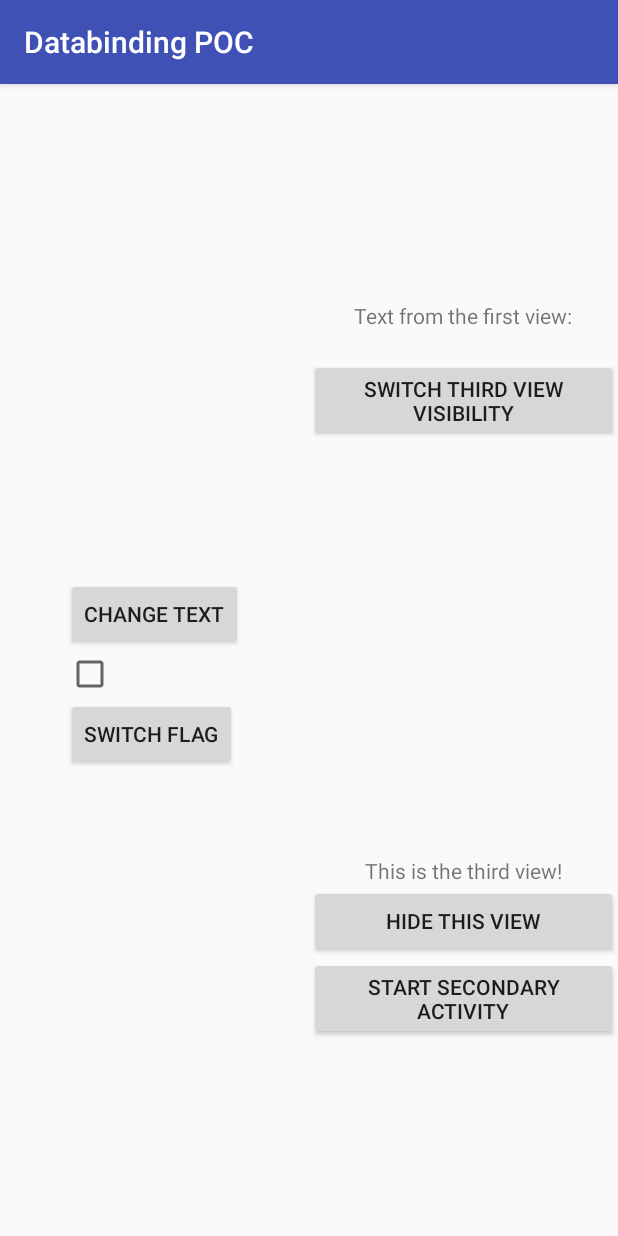
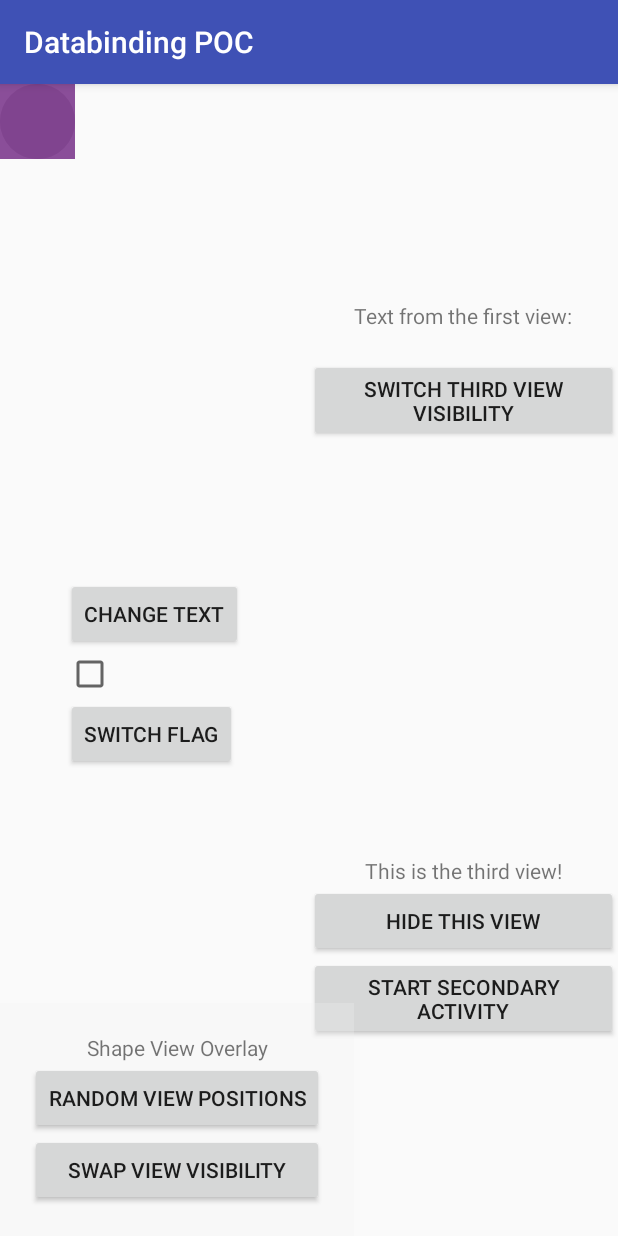
Before and after one commit to eusuntpetri/Android-Databinding-POC, an Android app: the screen it shows after launch (MainActivity), on a phone screen of 412 x 824 dp. Run offline under Robolectric (Android 15) with nearby library versions, the phone set to English and light mode, and no system bars; our stand-ins replace ButterKnife, data binding; 20 statements that could not run were skipped.

Commit message:
Added a fourth view to the main activity, demonstrating use of automatically-generated animations based on databinding.

```diff
--- a/app/build.gradle
+++ b/app/build.gradle
@@ -23,6 +23,9 @@ android {
 }
 
 dependencies {
+    compile 'com.android.support:appcompat-v7:25.1.1'
+    compile 'com.android.support:support-v13:25.1.1'
+    compile 'com.android.support:design:25.1.1'
     compile 'com.jakewharton:butterknife:7.0.0'
     compile fileTree(dir: 'libs', include: ['*.jar'])
     androidTestCompile('com.android.support.test.espresso:espresso-core:2.2.2', {
--- a/app/src/main/java/com/codegile/paul/databindingpoc/ui/BaseView.java
+++ b/app/src/main/java/com/codegile/paul/databindingpoc/ui/BaseView.java
@@ -1,11 +1,14 @@
 package com.codegile.paul.databindingpoc.ui;
 
 import android.content.Context;
+import android.databinding.OnRebindCallback;
 import android.databinding.ViewDataBinding;
+import android.support.transition.TransitionManager;
 import android.util.AttributeSet;
+import android.view.ViewGroup;
 import android.widget.FrameLayout;
 
-import com.android.databinding.library.baseAdapters.BR;
+import com.codegile.paul.databindingpoc.BR;
 
 /**
  * Created by Paul on 10-Feb-17.
@@ -21,6 +24,13 @@ public abstract class BaseView<ViewBinding extends ViewDataBinding, ViewModel, A
         super(context, attrs);
         if (isInEditMode()) return;
         this.mViewBinding = getViewBinding();
+        this.mViewBinding.addOnRebindCallback(new OnRebindCallback<ViewBinding>() {
+            @Override
+            public boolean onPreBind(ViewBinding binding) {
+                TransitionManager.beginDelayedTransition((ViewGroup) mViewBinding.getRoot());
+                return super.onPreBind(binding);
+            }
+        });
     }
 
     protected abstract ViewBinding getViewBinding();
--- a/app/src/main/java/com/codegile/paul/databindingpoc/ui/main/MainActivity.java
+++ b/app/src/main/java/com/codegile/paul/databindingpoc/ui/main/MainActivity.java
@@ -4,12 +4,14 @@ import android.content.Intent;
 import android.os.Bundle;
 import android.support.annotation.Nullable;
 import android.support.v7.app.AppCompatActivity;
+import android.util.DisplayMetrics;
 
 import com.codegile.paul.databindingpoc.R;
 import com.codegile.paul.databindingpoc.ui.main.views.first.MainActivityFirstView;
 import com.codegile.paul.databindingpoc.ui.main.views.first.MainActivityFirstViewModel;
 import com.codegile.paul.databindingpoc.ui.main.views.second.MainActivitySecondView;
 import com.codegile.paul.databindingpoc.ui.main.views.second.MainActivitySecondViewModel;
+import com.codegile.paul.databindingpoc.ui.main.views.shapes.MainActivityShapesView;
 import com.codegile.paul.databindingpoc.ui.main.views.third.MainActivityThirdView;
 import com.codegile.paul.databindingpoc.ui.main.views.third.MainActivityThirdViewModel;
 import com.codegile.paul.databindingpoc.ui.secondary.SecondaryActivity;
@@ -27,6 +29,7 @@ public class MainActivity extends AppCompatActivity implements MainContract.View
     private MainActivityFirstViewModel mFirstViewModel;
     private MainActivitySecondViewModel mSecondViewModel;
     private MainActivityThirdViewModel mThirdViewModel;
+    private MainActivityShapesViewModel mShapesViewModel;
 
     @Bind(R.id.first_view)
     MainActivityFirstView mFirstView;
@@ -34,6 +37,8 @@ public class MainActivity extends AppCompatActivity implements MainContract.View
     MainActivitySecondView mSecondView;
     @Bind(R.id.third_view)
     MainActivityThirdView mThirdView;
+    @Bind(R.id.shapes_view)
+    MainActivityShapesView mShapesView;
 
     @Override
     protected void onCreate(@Nullable Bundle savedInstanceState) {
@@ -44,8 +49,9 @@ public class MainActivity extends AppCompatActivity implements MainContract.View
 
         this.mFirstViewModel = new MainActivityFirstViewModel();
         this.mSecondViewModel = new MainActivitySecondViewModel();
-        mSecondViewModel.setFirstViewModel(mFirstViewModel);
+        this.mSecondViewModel.setFirstViewModel(mFirstViewModel);
         this.mThirdViewModel = new MainActivityThirdViewModel();
+        this.mShapesViewModel = new MainActivityShapesViewModel();
         this.mPresenter = new MainPresenter(this);
         this.mFirstView.setViewModel(mFirstViewModel);
         this.mFirstView.setActionHandler(mPresenter);
@@ -53,6 +59,8 @@ public class MainActivity extends AppCompatActivity implements MainContract.View
         this.mSecondView.setActionHandler(mPresenter);
         this.mThirdView.setViewModel(mThirdViewModel);
         this.mThirdView.setActionHandler(mPresenter);
+        this.mShapesView.setViewModel(mShapesViewModel);
+        this.mShapesView.setActionHandler(mPresenter);
     }
 
     @Override
@@ -76,6 +84,20 @@ public class MainActivity extends AppCompatActivity implements MainContract.View
     }
 
     @Override
+    public void randomizeShapePositions() {
+        DisplayMetrics displaymetrics = new DisplayMetrics();
+        getWindowManager().getDefaultDisplay().getMetrics(displaymetrics);
+        int width = displaymetrics.widthPixels - 300;
+        int height = displaymetrics.heightPixels - 300;
+        mShapesViewModel.randomizeVisibleShapePositions(width, height);
+    }
+
+    @Override
+    public void swapActiveShape() {
+        mShapesViewModel.swapShapeVisibility();
+    }
+
+    @Override
     public void startSecondaryActivity() {
         startActivity(new Intent(MainActivity.this, SecondaryActivity.class));
     }
--- /dev/null
+++ b/app/src/main/java/com/codegile/paul/databindingpoc/ui/main/MainActivityShapesViewModel.java
@@ -0,0 +1,191 @@
+package com.codegile.paul.databindingpoc.ui.main;
+
+import android.databinding.BaseObservable;
+import android.databinding.Bindable;
+
+import com.codegile.paul.databindingpoc.BR;
+
+import java.util.Random;
+
+/**
+ * Created by Paul on 11-Feb-17.
+ */
+
+public class MainActivityShapesViewModel extends BaseObservable {
+
+    private boolean circlesVisible = true, squaresVisible = false;
+
+    private float
+            firstCircleTop, firstCircleLeft,
+            secondCircleTop, secondCircleLeft,
+            thirdCircleTop, thirdCircleLeft,
+            firstSquareTop, firstSquareLeft,
+            secondSquareTop, secondSquareLeft,
+            thirdSquareTop, thirdSquareLeft;
+
+    public void randomizeVisibleShapePositions(int maxWidth, int maxHeight) {
+        Random r = new Random();
+
+        if (circlesVisible) {
+            setFirstCircleTop(r.nextInt(maxHeight));
+            setFirstCircleLeft(r.nextInt(maxWidth));
+            setSecondCircleTop(r.nextInt(maxHeight));
+            setSecondCircleLeft(r.nextInt(maxWidth));
+            setThirdCircleTop(r.nextInt(maxHeight));
+            setThirdCircleLeft(r.nextInt(maxWidth));
+        }
+        if (squaresVisible) {
+            setFirstSquareTop(r.nextInt(maxHeight));
+            setFirstSquareLeft(r.nextInt(maxWidth));
+            setSecondSquareTop(r.nextInt(maxHeight));
+            setSecondSquareLeft(r.nextInt(maxWidth));
+            setThirdSquareTop(r.nextInt(maxHeight));
+            setThirdSquareLeft(r.nextInt(maxWidth));
+        }
+    }
+
+    public void swapShapeVisibility() {
+        setCirclesVisible(isSquaresVisible());
+        setSquaresVisible(!isCirclesVisible());
+    }
+
+    @Bindable
+    public boolean isCirclesVisible() {
+        return circlesVisible;
+    }
+
+    public void setCirclesVisible(boolean circlesVisible) {
+        this.circlesVisible = circlesVisible;
+        notifyPropertyChanged(BR.circlesVisible);
+    }
+
+    @Bindable
+    public boolean isSquaresVisible() {
+        return squaresVisible;
+    }
+
+    public void setSquaresVisible(boolean squaresVisible) {
+        this.squaresVisible = squaresVisible;
+        notifyPropertyChanged(BR.squaresVisible);
+    }
+
+    @Bindable
+    public float getFirstCircleTop() {
+        return firstCircleTop;
+    }
+
+    public void setFirstCircleTop(float firstCircleTop) {
+        this.firstCircleTop = firstCircleTop;
+        notifyPropertyChanged(BR.firstCircleTop);
+    }
+
+    @Bindable
+    public float getFirstCircleLeft() {
+        return firstCircleLeft;
+    }
+
+    public void setFirstCircleLeft(float firstCircleLeft) {
+        this.firstCircleLeft = firstCircleLeft;
+        notifyPropertyChanged(BR.firstCircleLeft);
+    }
+
+    @Bindable
+    public float getSecondCircleTop() {
+        return secondCircleTop;
+    }
+
+    public void setSecondCircleTop(float secondCircleTop) {
+        this.secondCircleTop = secondCircleTop;
+        notifyPropertyChanged(BR.secondCircleTop);
+    }
+
+    @Bindable
+    public float getSecondCircleLeft() {
+        return secondCircleLeft;
+    }
+
+    public void setSecondCircleLeft(float secondCircleLeft) {
+        this.secondCircleLeft = secondCircleLeft;
+        notifyPropertyChanged(BR.secondCircleLeft);
+    }
+
+    @Bindable
+    public float getThirdCircleTop() {
+        return thirdCircleTop;
+    }
+
+    public void setThirdCircleTop(float thirdCircleTop) {
+        this.thirdCircleTop = thirdCircleTop;
+        notifyPropertyChanged(BR.thirdCircleTop);
+    }
+
+    @Bindable
+    public float getThirdCircleLeft() {
+        return thirdCircleLeft;
+    }
+
+    public void setThirdCircleLeft(float thirdCircleLeft) {
+        this.thirdCircleLeft = thirdCircleLeft;
+        notifyPropertyChanged(BR.thirdCircleLeft);
+    }
+
+    @Bindable
+    public float getFirstSquareTop() {
+        return firstSquareTop;
+    }
+
+    public void setFirstSquareTop(float firstSquareTop) {
+        this.firstSquareTop = firstSquareTop;
+        notifyPropertyChanged(BR.firstSquareTop);
+    }
+
+    @Bindable
+    public float getFirstSquareLeft() {
+        return firstSquareLeft;
+    }
+
+    public void setFirstSquareLeft(float firstSquareLeft) {
+        this.firstSquareLeft = firstSquareLeft;
+        notifyPropertyChanged(BR.firstSquareLeft);
+    }
+
+    @Bindable
+    public float getSecondSquareTop() {
+        return secondSquareTop;
+    }
+
+    public void setSecondSquareTop(float secondSquareTop) {
+        this.secondSquareTop = secondSquareTop;
+        notifyPropertyChanged(BR.secondSquareTop);
+    }
+
+    @Bindable
+    public float getSecondSquareLeft() {
+        return secondSquareLeft;
+    }
+
+    public void setSecondSquareLeft(float secondSquareLeft) {
+        this.secondSquareLeft = secondSquareLeft;
+        notifyPropertyChanged(BR.secondSquareLeft);
+    }
+
+    @Bindable
+    public float getThirdSquareTop() {
+        return thirdSquareTop;
+    }
+
+    public void setThirdSquareTop(float thirdSquareTop) {
+        this.thirdSquareTop = thirdSquareTop;
+        notifyPropertyChanged(BR.thirdSquareTop);
+    }
+
+    @Bindable
+    public float getThirdSquareLeft() {
+        return thirdSquareLeft;
+    }
+
+    public void setThirdSquareLeft(float thirdSquareLeft) {
+        this.thirdSquareLeft = thirdSquareLeft;
+        notifyPropertyChanged(BR.thirdSquareLeft);
+    }
+}
--- a/app/src/main/java/com/codegile/paul/databindingpoc/ui/main/MainContract.java
+++ b/app/src/main/java/com/codegile/paul/databindingpoc/ui/main/MainContract.java
@@ -2,6 +2,7 @@ package com.codegile.paul.databindingpoc.ui.main;
 
 import com.codegile.paul.databindingpoc.ui.main.views.first.MainActivityFirstView;
 import com.codegile.paul.databindingpoc.ui.main.views.second.MainActivitySecondView;
+import com.codegile.paul.databindingpoc.ui.main.views.shapes.MainActivityShapesView;
 import com.codegile.paul.databindingpoc.ui.main.views.third.MainActivityThirdView;
 
 /**
@@ -13,7 +14,8 @@ public interface MainContract {
     interface Presenter extends
             MainActivityFirstView.ActionHandler,
             MainActivitySecondView.ActionHandler,
-            MainActivityThirdView.ActionHandler {
+            MainActivityThirdView.ActionHandler,
+            MainActivityShapesView.ActionHandler {
 
     }
 
@@ -27,6 +29,10 @@ public interface MainContract {
 
         void hideThirdView();
 
+        void randomizeShapePositions();
+
+        void swapActiveShape();
+
         void startSecondaryActivity();
     }
 }
--- /dev/null
+++ b/app/src/main/java/com/codegile/paul/databindingpoc/ui/main/views/shapes/MainActivityShapesView.java
@@ -0,0 +1,32 @@
+package com.codegile.paul.databindingpoc.ui.main.views.shapes;
+
+import android.content.Context;
+import android.util.AttributeSet;
+import android.view.LayoutInflater;
+
+import com.codegile.paul.databindingpoc.databinding.MainActivityShapesViewBinding;
+import com.codegile.paul.databindingpoc.ui.BaseView;
+import com.codegile.paul.databindingpoc.ui.main.MainActivityShapesViewModel;
+
+/**
+ * Created by Paul on 11-Feb-17.
+ */
+
+public class MainActivityShapesView extends BaseView<MainActivityShapesViewBinding, MainActivityShapesViewModel, MainActivityShapesView.ActionHandler> {
+
+    public interface ActionHandler {
+
+        void onRandomizePositionsClick();
+
+        void onSwapViewVisibilityClick();
+    }
+
+    public MainActivityShapesView(Context context, AttributeSet attrs) {
+        super(context, attrs);
+    }
+
+    @Override
+    protected MainActivityShapesViewBinding getViewBinding() {
+        return MainActivityShapesViewBinding.inflate(LayoutInflater.from(getContext()), this, true);
+    }
+}
--- /dev/null
+++ b/app/src/main/res/drawable/circle.xml
@@ -0,0 +1,11 @@
+<?xml version="1.0" encoding="utf-8"?>
+<shape xmlns:android="http://schemas.android.com/apk/res/android"
+    android:shape="oval">
+
+    <solid android:color="#77aaaaaa" />
+
+    <size
+        android:width="50dp"
+        android:height="50dp" />
+
+</shape>
--- /dev/null
+++ b/app/src/main/res/drawable/square.xml
@@ -0,0 +1,11 @@
+<?xml version="1.0" encoding="utf-8"?>
+<shape xmlns:android="http://schemas.android.com/apk/res/android"
+    android:shape="rectangle">
+
+    <solid android:color="#77762f87" />
+
+    <size
+        android:width="50dp"
+        android:height="50dp" />
+
+</shape>
--- a/app/src/main/res/layout/main_activity.xml
+++ b/app/src/main/res/layout/main_activity.xml
@@ -1,5 +1,10 @@
 <?xml version="1.0" encoding="utf-8"?>
-<LinearLayout xmlns:android="http://schemas.android.com/apk/res/android"
+<RelativeLayout xmlns:android="http://schemas.android.com/apk/res/android"
+    android:id="@+id/root_layout"
+    android:layout_width="match_parent"
+    android:layout_height="match_parent">
+
+    <LinearLayout
         android:layout_width="match_parent"
         android:layout_height="match_parent"
         android:orientation="horizontal">
@@ -31,3 +36,10 @@
         </LinearLayout>
 
     </LinearLayout>
+
+    <com.codegile.paul.databindingpoc.ui.main.views.shapes.MainActivityShapesView
+        android:id="@+id/shapes_view"
+        android:layout_width="match_parent"
+        android:layout_height="match_parent" />
+
+</RelativeLayout>
--- /dev/null
+++ b/app/src/main/res/layout/main_activity_shapes_view.xml
@@ -0,0 +1,102 @@
+<?xml version="1.0" encoding="utf-8"?>
+<layout xmlns:android="http://schemas.android.com/apk/res/android">
+
+    <data>
+
+        <import type="android.view.View" />
+
+        <variable
+            name="vm"
+            type="com.codegile.paul.databindingpoc.ui.main.MainActivityShapesViewModel" />
+
+        <variable
+            name="actionHandler"
+            type="com.codegile.paul.databindingpoc.ui.main.MainContract.Presenter" />
+
+    </data>
+
+    <RelativeLayout
+        android:layout_width="match_parent"
+        android:layout_height="match_parent"
+        android:orientation="vertical">
+
+        <LinearLayout
+            android:layout_width="wrap_content"
+            android:layout_height="wrap_content"
+            android:layout_alignParentBottom="true"
+            android:layout_alignParentStart="true"
+            android:background="#4eee"
+            android:orientation="vertical"
+            android:padding="20dp">
+
+            <TextView
+                android:layout_width="match_parent"
+                android:layout_height="wrap_content"
+                android:gravity="center_horizontal"
+                android:text="Shape View Overlay" />
+
+            <Button
+                android:layout_width="match_parent"
+                android:layout_height="wrap_content"
+                android:onClick="@{() -> actionHandler.onRandomizePositionsClick()}"
+                android:text="Random view positions" />
+
+            <Button
+                android:layout_width="match_parent"
+                android:layout_height="wrap_content"
+                android:onClick="@{() -> actionHandler.onSwapViewVisibilityClick()}"
+                android:text="Swap view visibility" />
+
+        </LinearLayout>
+
+        <View
+            android:layout_width="50dp"
+            android:layout_height="50dp"
+            android:layout_marginStart="@{vm.firstCircleLeft}"
+            android:layout_marginTop="@{vm.firstCircleTop}"
+            android:background="@drawable/circle"
+            android:visibility="@{vm.circlesVisible ? View.VISIBLE : View.GONE}" />
+
+        <View
+            android:layout_width="50dp"
+            android:layout_height="50dp"
+            android:layout_marginStart="@{vm.secondCircleLeft}"
+            android:layout_marginTop="@{vm.secondCircleTop}"
+            android:background="@drawable/circle"
+            android:visibility="@{vm.circlesVisible ? View.VISIBLE: View.GONE}" />
+
+        <View
+            android:layout_width="50dp"
+            android:layout_height="50dp"
+            android:layout_marginStart="@{vm.thirdCircleLeft}"
+            android:layout_marginTop="@{vm.thirdCircleTop}"
+            android:background="@drawable/circle"
+            android:visibility="@{vm.circlesVisible ? View.VISIBLE : View.GONE}" />
+
+        <View
+            android:layout_width="50dp"
+            android:layout_height="50dp"
+            android:layout_marginStart="@{vm.firstSquareLeft}"
+            android:layout_marginTop="@{vm.firstSquareTop}"
+            android:background="@drawable/square"
+            android:visibility="@{vm.squaresVisible ? View.VISIBLE : View.GONE}" />
+
+        <View
+            android:layout_width="50dp"
+            android:layout_height="50dp"
+            android:layout_marginStart="@{vm.secondSquareLeft}"
+            android:layout_marginTop="@{vm.secondSquareTop}"
+            android:background="@drawable/square"
+            android:visibility="@{vm.squaresVisible ? View.VISIBLE: View.GONE}" />
+
+        <View
+            android:layout_width="50dp"
+            android:layout_height="50dp"
+            android:layout_marginStart="@{vm.thirdSquareLeft}"
+            android:layout_marginTop="@{vm.thirdSquareTop}"
+            android:background="@drawable/square"
+            android:visibility="@{vm.squaresVisible ? View.VISIBLE : View.GONE}" />
+
+    </RelativeLayout>
+
+</layout>
--- a/app/src/main/res/layout/main_activity_third_view.xml
+++ b/app/src/main/res/layout/main_activity_third_view.xml
@@ -23,7 +23,6 @@
         <LinearLayout
             android:layout_width="match_parent"
             android:layout_height="match_parent"
-            android:layout_centerInParent="true"
             android:gravity="center"
             android:orientation="vertical">
 
@@ -42,7 +41,7 @@
                 android:layout_width="match_parent"
                 android:layout_height="wrap_content"
                 android:onClick="@{() -> actionHandler.onStartSecondaryActivityClick()}"
-                android:text="Start secondary activity"/>
+                android:text="Start secondary activity" />
 
         </LinearLayout>
 
```
Also changed, not shown: app/src/main/java/com/codegile/paul/databindingpoc/ui/main/MainPresenter.java (+10 -0 lines), app/src/main/java/com/codegile/paul/databindingpoc/vm/BindingAdapters.java (added, +54 -0 lines). Lines whose indentation alone changed are shown as unchanged.
